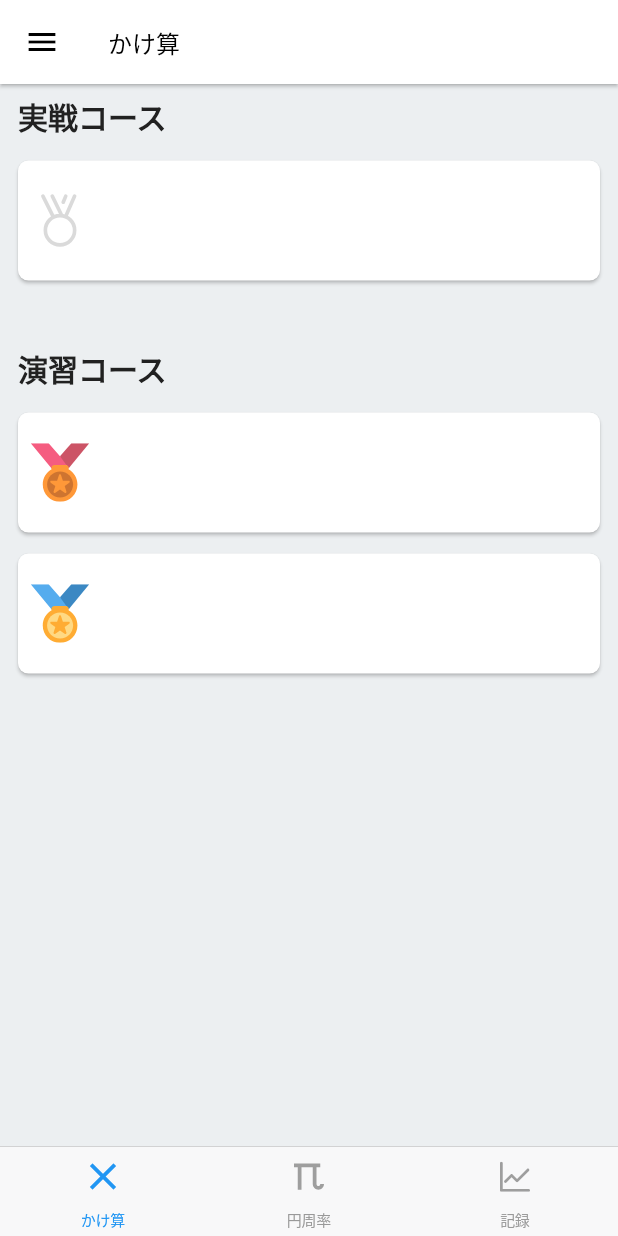
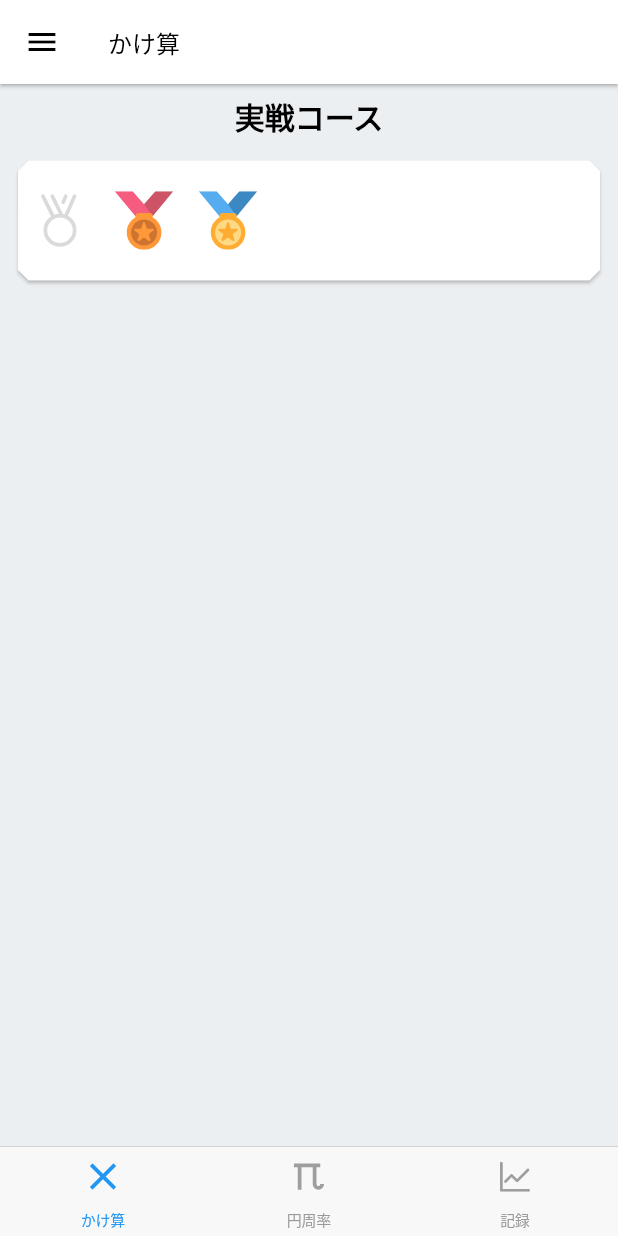
Before and after one commit to matsumo-and/Flutter_Pi_Memorization, a Flutter app: the screen it shows after launch, on a phone screen of 412 x 824 dp. Run offline on Flutter 3.47's test engine with Material 2 defaults, Android fonts, the phone set to English and light mode, and no system bars; our stand-ins replace flutter_riverpod, flutter_svg.

Commit message:
Revert "import google fonts"
This reverts commit 7608eeadfececad3f157c4d4a468955a708a18a6.

```diff
--- a/lib/main.dart
+++ b/lib/main.dart
@@ -1,5 +1,4 @@
 import 'package:flutter/material.dart';
-import 'package:google_fonts/google_fonts.dart';
 
 import 'view/bottom_tab_bar.dart';
 
@@ -34,13 +33,11 @@ class MyApp extends StatelessWidget {
           primarySwatch: Colors.blue,
           appBarTheme: appBarTheme,
           canvasColor: canvasColor,
-          textTheme: TextTheme(
-            headline1: GoogleFonts.notoSansJavanese(
-              textStyle: const TextStyle(
-                color: Color.fromRGBO(33, 33, 33, 1),
-                fontSize: 20,
-                fontWeight: FontWeight.bold,
-              ),
+          textTheme: const TextTheme(
+            headline1: TextStyle(
+              color: Colors.black,
+              fontSize: 20,
+              fontWeight: FontWeight.bold,
             ),
           )),
       home: const BottomTabBar(),
--- a/lib/view/multiplication.dart
+++ b/lib/view/multiplication.dart
@@ -6,8 +6,8 @@ class Multiplication extends StatelessWidget {
 
   static const EdgeInsets cardMargin =
       EdgeInsets.symmetric(vertical: 7, horizontal: 12);
-  static final RoundedRectangleBorder border =
-      RoundedRectangleBorder(borderRadius: BorderRadius.circular(7));
+  static final BeveledRectangleBorder border =
+      BeveledRectangleBorder(borderRadius: BorderRadius.circular(7));
 
   @override
   Widget build(BuildContext context) {
@@ -23,12 +23,10 @@ class Multiplication extends StatelessWidget {
         child: Column(children: [
           Padding(
             padding: cardMargin,
-            child: Align(
-              alignment: Alignment.centerLeft,
-              child: Text(
-                '実戦コース',
-                style: Theme.of(context).textTheme.headline1,
-              ),
+            child: Text(
+              '実戦コース',
+              style: Theme.of(context).textTheme.headline1,
+              textAlign: TextAlign.left,
             ),
           ),
           Card(
@@ -40,38 +38,7 @@ class Multiplication extends StatelessWidget {
                 width: MediaQuery.of(context).size.width,
                 child: Row(children: [
                   Medal.none.icon,
-                ]),
-              )),
-          const SizedBox(height: 30),
-          Padding(
-            padding: cardMargin,
-            child: Align(
-              alignment: Alignment.centerLeft,
-              child: Text(
-                '演習コース',
-                style: Theme.of(context).textTheme.headline1,
-              ),
-            ),
-          ),
-          Card(
-              margin: cardMargin,
-              color: Colors.white,
-              shape: border,
-              child: SizedBox(
-                height: 80,
-                width: MediaQuery.of(context).size.width,
-                child: Row(children: [
                   Medal.beginner.icon,
-                ]),
-              )),
-          Card(
-              margin: cardMargin,
-              color: Colors.white,
-              shape: border,
-              child: SizedBox(
-                height: 80,
-                width: MediaQuery.of(context).size.width,
-                child: Row(children: [
                   Medal.professional.icon,
                 ]),
               )),
--- a/pubspec.yaml
+++ b/pubspec.yaml
@@ -46,9 +46,8 @@ dependencies:
   intl: ^0.17.0
 
   io: ^1.0.3
+
   flutter_svg: ^1.1.5
-
-  google_fonts: ^3.0.1
 
 dev_dependencies:
   flutter_test:
```
Also changed, not shown: assets/record.svg, pubspec.lock, 10 other files.
